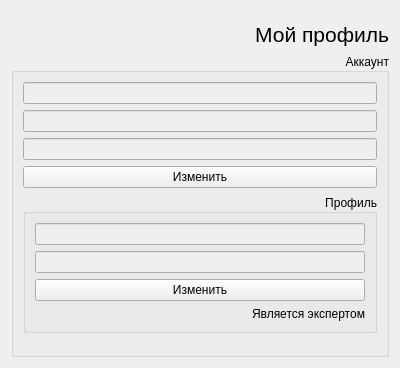
The window that View/UiFiles/UserPage.ui (EvgenBuiko/Pugprog) describes before a commit, drawn with Qt 5.
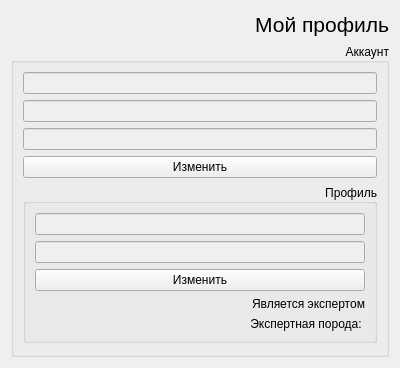
The same window after the commit.

Diff of the .ui file:
```diff
--- a/View/UiFiles/UserPage.ui
+++ b/View/UiFiles/UserPage.ui
@@ -150,6 +150,16 @@
            </property>
           </widget>
          </item>
+         <item>
+          <widget class="QLabel" name="ExpertBreed">
+           <property name="text">
+            <string>Экспертная порода: </string>
+           </property>
+           <property name="alignment">
+            <set>Qt::AlignRight|Qt::AlignTrailing|Qt::AlignVCenter</set>
+           </property>
+          </widget>
+         </item>
         </layout>
        </widget>
       </item>
```
Left out of the diff: 2 changed lines with no effect on the pictures.
